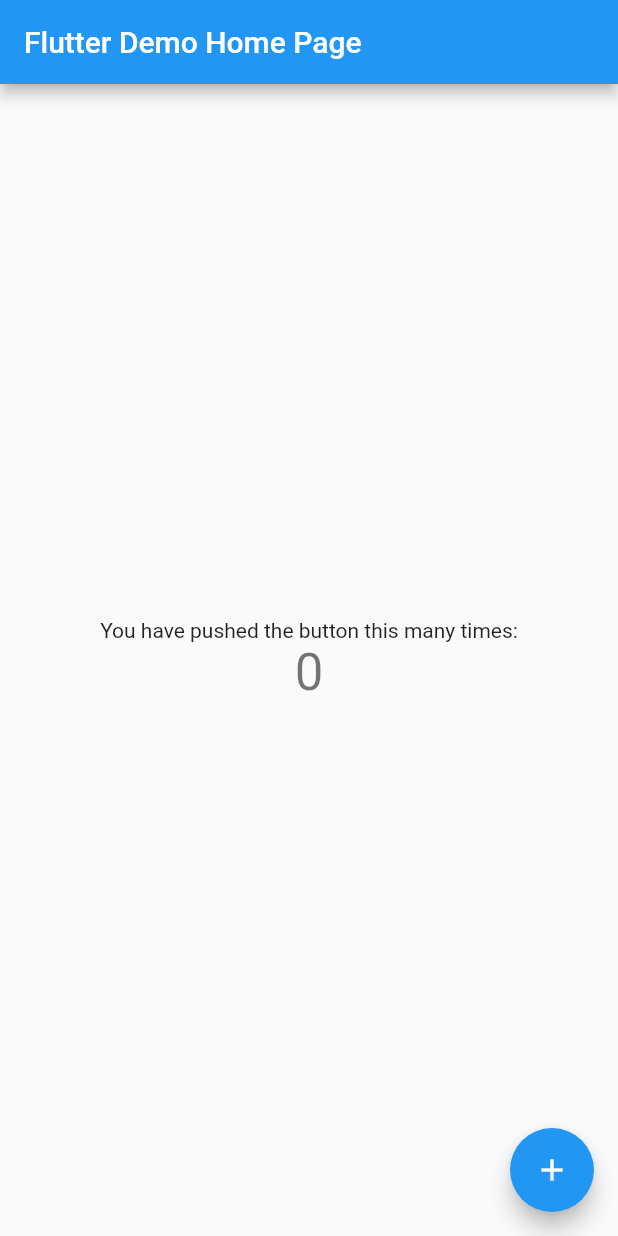
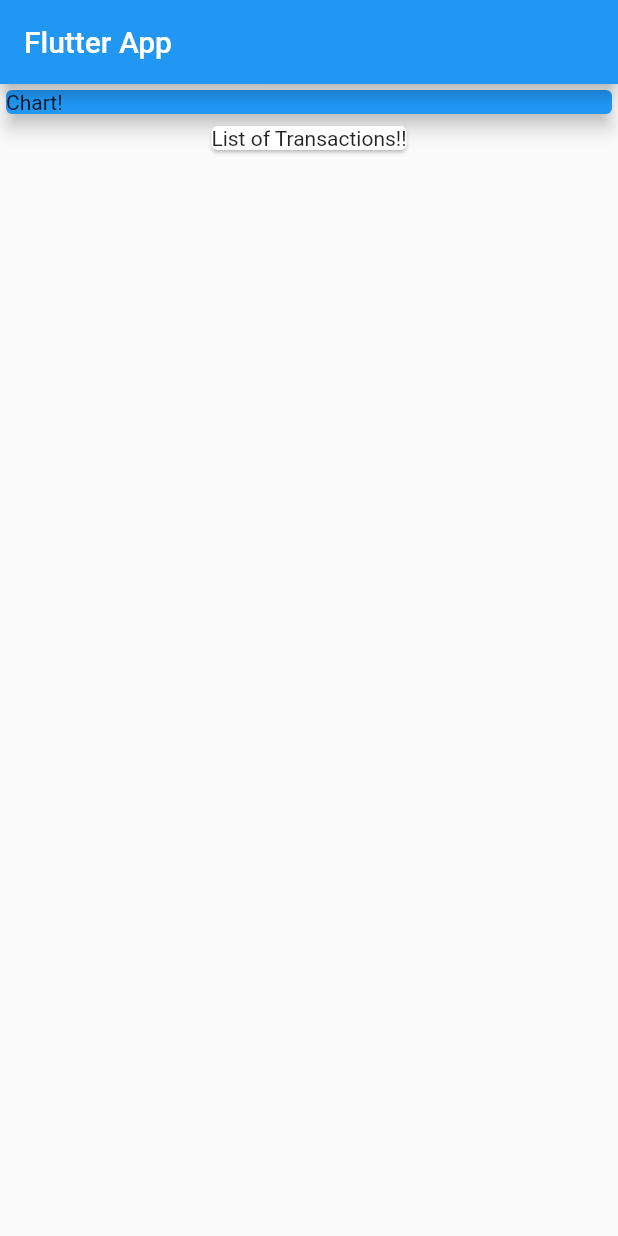
Before and after one commit to pyzen5/personal_expense, a Flutter app: the screen it shows after launch, on a phone screen of 412 x 824 dp. Run offline on Flutter 3.47's test engine with Material 2 defaults, Android fonts, the phone set to English and light mode, and no system bars.

Commit message:
container

```diff
--- a/lib/main.dart
+++ b/lib/main.dart
@@ -3,109 +3,37 @@ import 'package:flutter/material.dart';
 void main() => runApp(MyApp());
 
 class MyApp extends StatelessWidget {
-  // This widget is the root of your application.
   @override
   Widget build(BuildContext context) {
     return MaterialApp(
-      title: 'Flutter Demo',
-      theme: ThemeData(
-        // This is the theme of your application.
-        //
-        // Try running your application with "flutter run". You'll see the
-        // application has a blue toolbar. Then, without quitting the app, try
-        // changing the primarySwatch below to Colors.green and then invoke
-        // "hot reload" (press "r" in the console where you ran "flutter run",
-        // or simply save your changes to "hot reload" in a Flutter IDE).
-        // Notice that the counter didn't reset back to zero; the application
-        // is not restarted.
-        primarySwatch: Colors.blue,
-      ),
-      home: MyHomePage(title: 'Flutter Demo Home Page'),
+      title: 'Flutter App',
+      home: MyHomePage(),
     );
   }
 }
 
-class MyHomePage extends StatefulWidget {
-  MyHomePage({Key key, this.title}) : super(key: key);
-
-  // This widget is the home page of your application. It is stateful, meaning
-  // that it has a State object (defined below) that contains fields that affect
-  // how it looks.
-
-  // This class is the configuration for the state. It holds the values (in this
-  // case the title) provided by the parent (in this case the App widget) and
-  // used by the build method of the State. Fields in a Widget subclass are
-  // always marked "final".
-
-  final String title;
-
-  @override
-  _MyHomePageState createState() => _MyHomePageState();
-}
-
-class _MyHomePageState extends State<MyHomePage> {
-  int _counter = 0;
-
-  void _incrementCounter() {
-    setState(() {
-      // This call to setState tells the Flutter framework that something has
-      // changed in this State, which causes it to rerun the build method below
-      // so that the display can reflect the updated values. If we changed
-      // _counter without calling setState(), then the build method would not be
-      // called again, and so nothing would appear to happen.
-      _counter++;
-    });
-  }
-
+class MyHomePage extends StatelessWidget {
   @override
   Widget build(BuildContext context) {
-    // This method is rerun every time setState is called, for instance as done
-    // by the _incrementCounter method above.
-    //
-    // The Flutter framework has been optimized to make rerunning build methods
-    // fast, so that you can just rebuild anything that needs updating rather
-    // than having to individually change instances of widgets.
     return Scaffold(
       appBar: AppBar(
-        // Here we take the value from the MyHomePage object that was created by
-        // the App.build method, and use it to set our appbar title.
-        title: Text(widget.title),
+        title: Text('Flutter App'),
       ),
-      body: Center(
-        // Center is a layout widget. It takes a single child and positions it
-        // in the middle of the parent.
-        child: Column(
-          // Column is also a layout widget. It takes a list of children and
-          // arranges them vertically. By default, it sizes itself to fit its
-          // children horizontally, and tries to be as tall as its parent.
-          //
-          // Invoke "debug painting" (press "p" in the console, choose the
-          // "Toggle Debug Paint" action from the Flutter Inspector in Android
-          // Studio, or the "Toggle Debug Paint" command in Visual Studio Code)
-          // to see the wireframe for each widget.
-          //
-          // Column has various properties to control how it sizes itself and
-          // how it positions its children. Here we use mainAxisAlignment to
-          // center the children vertically; the main axis here is the vertical
-          // axis because Columns are vertical (the cross axis would be
-          // horizontal).
-          mainAxisAlignment: MainAxisAlignment.center,
-          children: <Widget>[
-            Text(
-              'You have pushed the button this many times:',
+      body: Column(
+        children: <Widget>[
+          Card(
+            color: Colors.blue,
+            child: Container(
+              width: double.infinity,
+              child: Text('Chart!'),
             ),
-            Text(
-              '$_counter',
-              style: Theme.of(context).textTheme.display1,
-            ),
-          ],
-        ),
+            elevation: 5,
+          ),
+          Card(
+            child: Text('List of Transactions!!'),
+          ),
+        ],
       ),
-      floatingActionButton: FloatingActionButton(
-        onPressed: _incrementCounter,
-        tooltip: 'Increment',
-        child: Icon(Icons.add),
-      ), // This trailing comma makes auto-formatting nicer for build methods.
     );
   }
 }
```
